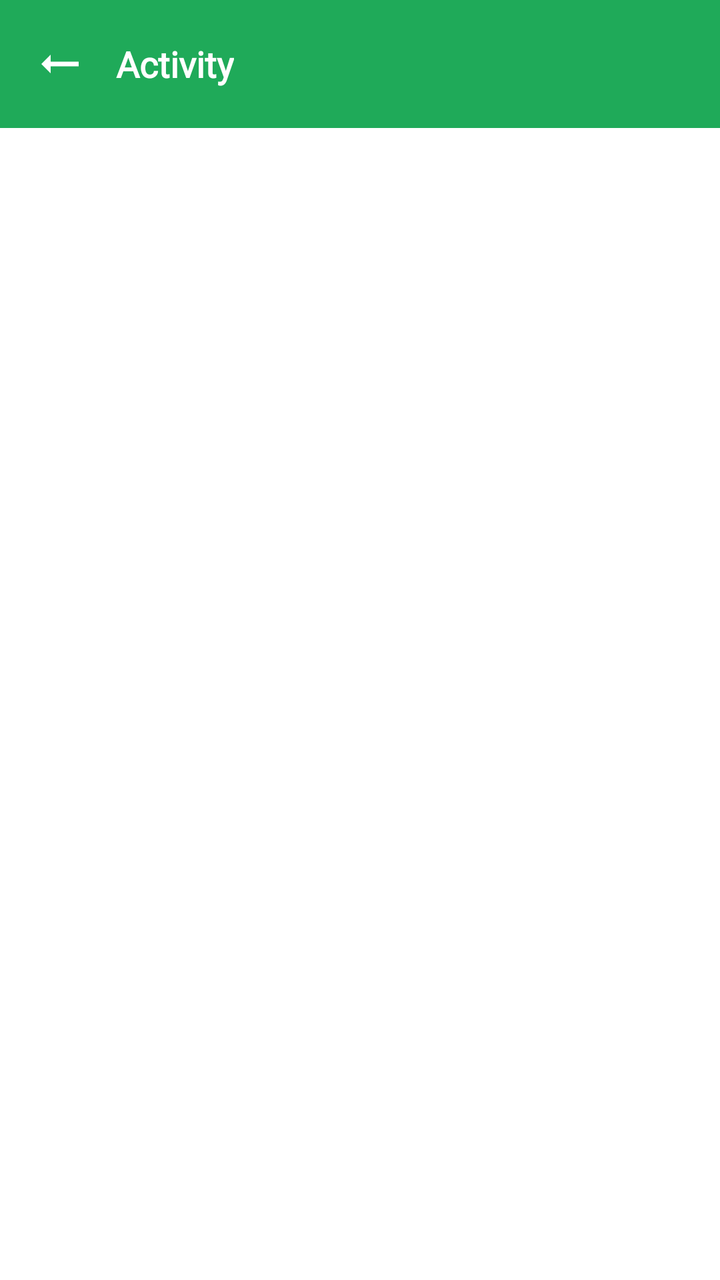
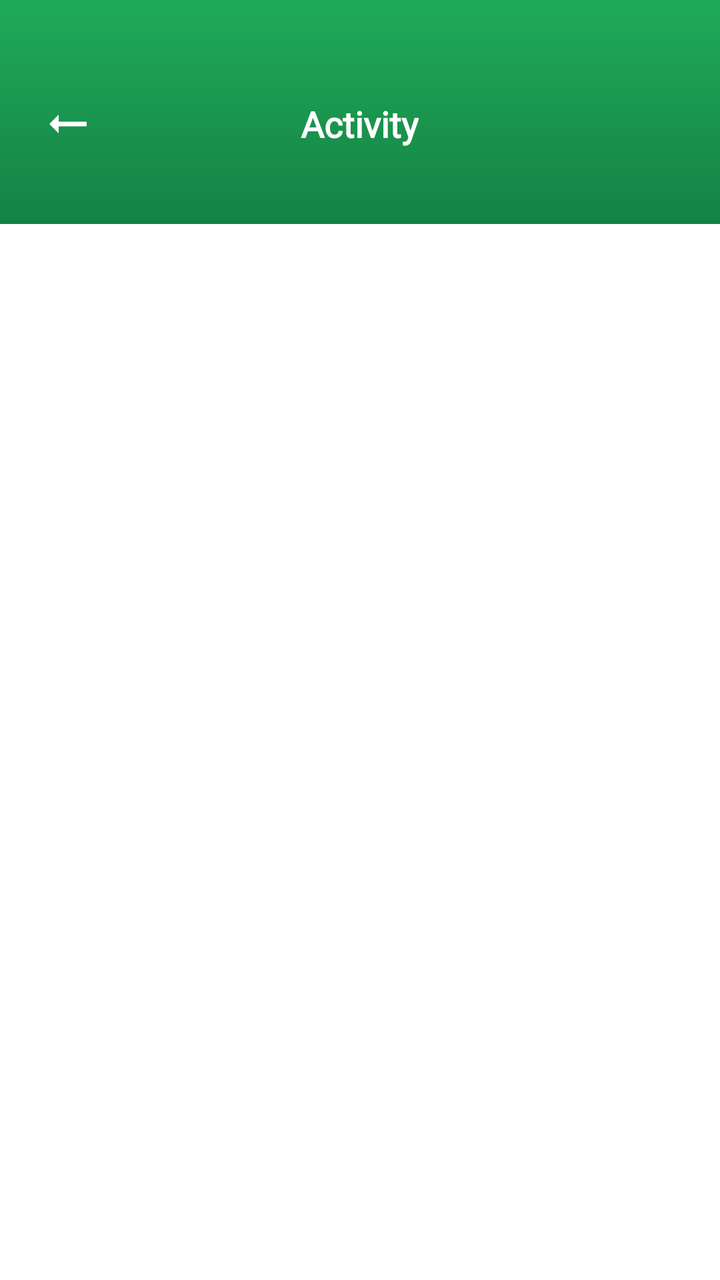

Screens rendered from an Android XML layout before and after an edit, with the pre-edit source and the edit as a unified diff.
<!-- AndroidManifest.xml: application theme Theme.VGKontact -->
<!-- res/layout/activity_activity_log.xml -->
<?xml version="1.0" encoding="utf-8"?>
<LinearLayout xmlns:android="http://schemas.android.com/apk/res/android"
    xmlns:app="http://schemas.android.com/apk/res-auto"
    android:layout_width="match_parent"
    android:layout_height="match_parent"
    android:orientation="vertical"
    android:background="@color/white">

    <LinearLayout
        android:layout_width="match_parent"
        android:layout_height="wrap_content"
        android:orientation="horizontal"
        android:gravity="center_vertical"
        android:background="@color/vg_green"
        android:paddingStart="16dp"
        android:paddingEnd="16dp"
        android:paddingTop="18dp"
        android:paddingBottom="18dp">

        <ImageView
            android:id="@+id/activityLogBackButton"
            android:layout_width="28dp"
            android:layout_height="28dp"
            android:rotation="180"
            android:src="@drawable/ic_arrow_forward"
            app:tint="@color/white"
            android:clickable="true"
            android:focusable="true" />

        <TextView
            android:layout_width="wrap_content"
            android:layout_height="wrap_content"
            android:layout_marginStart="14dp"
            android:text="Activity"
            android:textColor="@color/white"
            android:textSize="18sp"
            android:textStyle="bold"
            android:fontFamily="@font/baloo2" />

    </LinearLayout>

    <TextView
        android:id="@+id/activityLogEmptyText"
        android:layout_width="match_parent"
        android:layout_height="wrap_content"
        android:layout_marginTop="60dp"
        android:gravity="center"
        android:text="Nothing here yet - activity like syncs and limit updates will show up here."
        android:textColor="@color/text_muted"
        android:textSize="14sp"
        android:paddingStart="32dp"
        android:paddingEnd="32dp"
        android:fontFamily="@font/baloo2"
        android:visibility="gone" />

    <ScrollView
        android:layout_width="match_parent"
        android:layout_height="match_parent">

        <LinearLayout
            android:id="@+id/activityLogListContainer"
            android:layout_width="match_parent"
            android:layout_height="wrap_content"
            android:orientation="vertical"
            android:paddingTop="8dp" />

    </ScrollView>

</LinearLayout>
<!-- resources referenced by this layout -->
<resources>
  <color name="text_muted">#8A928C</color>
  <color name="vg_green">#1FAA59</color>
  <color name="white">#FFFFFF</color>
  <!-- drawable ic_arrow_forward (drawable) -->
  <?xml version="1.0" encoding="utf-8"?>
  <vector xmlns:android="http://schemas.android.com/apk/res/android"
      android:width="24dp"
      android:height="24dp"
      android:viewportWidth="24"
      android:viewportHeight="24"
      android:tint="@color/white">
      <path
          android:fillColor="@android:color/white"
          android:pathData="M16.01,11H4v2h12.01v3L20,12l-3.99,-4z"/>
  </vector>
  <style name="Theme.VGKontact" parent="Theme.MaterialComponents.DayNight.NoActionBar">
          
          <item name="colorPrimary">#25D366</item>
          <item name="colorPrimaryVariant">#128C7E</item>
          <item name="colorOnPrimary">#FFFFFF</item>
  
          
          <item name="android:windowBackground">#FFFFFF</item>
          <item name="android:textColorPrimary">#000000</item>
          <item name="android:textColorSecondary">#555555</item>
  
          
          <item name="android:forceDarkAllowed">false</item>
  
          
          <item name="popupMenuStyle">@style/VGKontactPopupMenu</item>
          <item name="popupTheme">@style/ThemeOverlay.MaterialComponents.Light</item>
  
          
      </style>
  <style name="VGKontactPopupMenu" parent="Widget.MaterialComponents.PopupMenu">
          <item name="android:popupBackground">@android:color/white</item>
      </style>
</resources>

<!-- the commit's change to res/layout/activity_activity_log.xml (unified diff, before → after) -->
@@ -6,21 +6,20 @@
     android:orientation="vertical"
     android:background="@color/white">
 
-    <LinearLayout
+    <FrameLayout
         android:layout_width="match_parent"
         android:layout_height="wrap_content"
-        android:orientation="horizontal"
-        android:gravity="center_vertical"
-        android:background="@color/vg_green"
-        android:paddingStart="16dp"
-        android:paddingEnd="16dp"
-        android:paddingTop="18dp"
-        android:paddingBottom="18dp">
+        android:background="@drawable/header_gradient"
+        android:paddingTop="48dp"
+        android:paddingBottom="36dp"
+        android:paddingStart="20dp"
+        android:paddingEnd="20dp">
 
         <ImageView
             android:id="@+id/activityLogBackButton"
             android:layout_width="28dp"
             android:layout_height="28dp"
+            android:layout_gravity="start|center_vertical"
             android:rotation="180"
             android:src="@drawable/ic_arrow_forward"
             app:tint="@color/white"
@@ -30,14 +29,14 @@
         <TextView
             android:layout_width="wrap_content"
             android:layout_height="wrap_content"
-            android:layout_marginStart="14dp"
+            android:layout_gravity="center"
             android:text="Activity"
             android:textColor="@color/white"
             android:textSize="18sp"
             android:textStyle="bold"
             android:fontFamily="@font/baloo2" />
 
-    </LinearLayout>
+    </FrameLayout>
 
     <TextView
         android:id="@+id/activityLogEmptyText"
<!-- resource entries referenced after the edit -->
@@ -2,7 +2,17 @@
 <resources>
   <color name="text_muted">#8A928C</color>
   <color name="vg_green">#1FAA59</color>
+  <color name="vg_green_dark">#158245</color>
   <color name="white">#FFFFFF</color>
+  <!-- drawable header_gradient (drawable) -->
+  <?xml version="1.0" encoding="utf-8"?>
+  <shape xmlns:android="http://schemas.android.com/apk/res/android"
+      android:shape="rectangle">
+      <gradient
+          android:angle="270"
+          android:startColor="@color/vg_green"
+          android:endColor="@color/vg_green_dark" />
+  </shape>
   <!-- drawable ic_arrow_forward (drawable) -->
   <?xml version="1.0" encoding="utf-8"?>
   <vector xmlns:android="http://schemas.android.com/apk/res/android"
